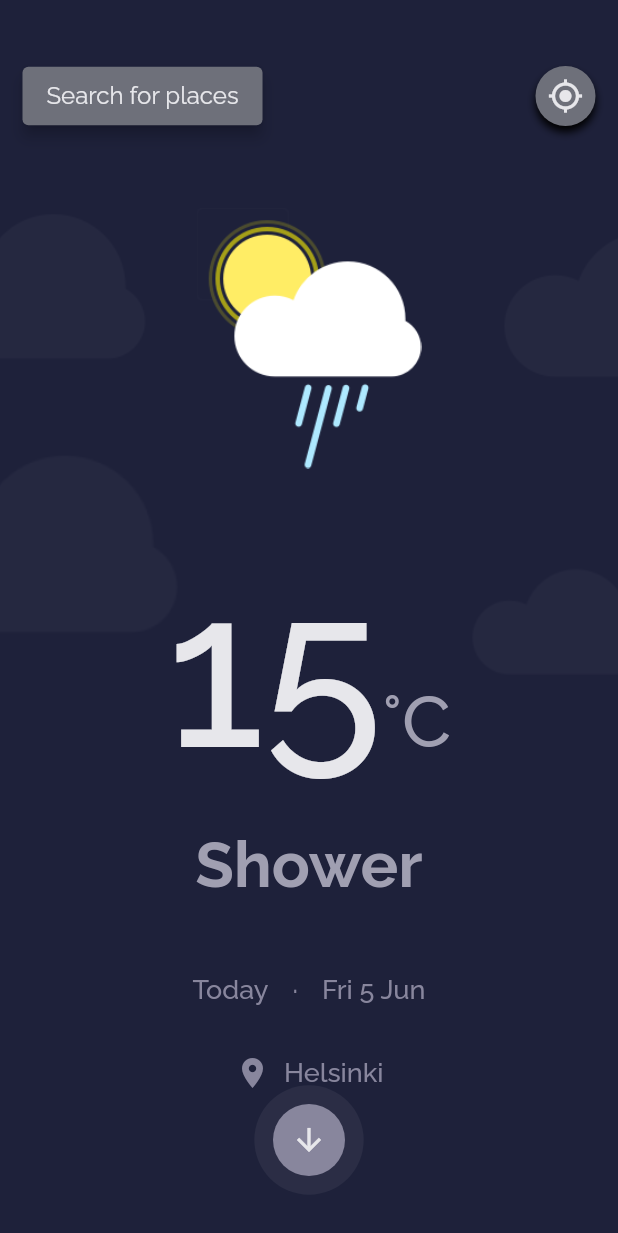
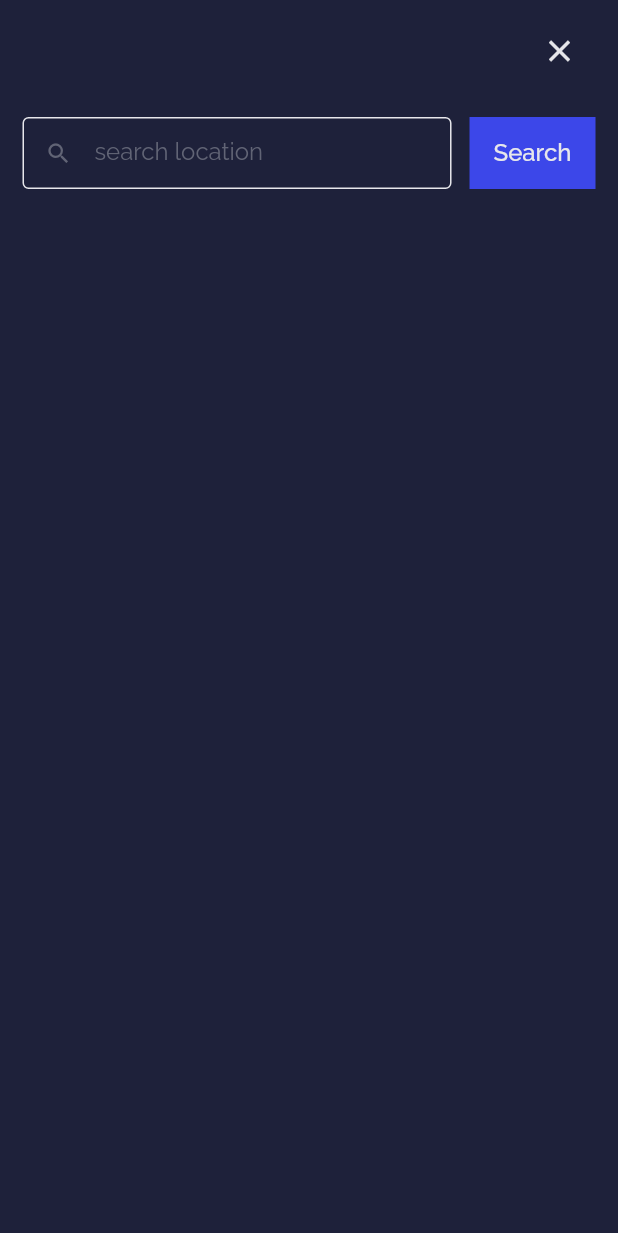
Before and after one commit to dev-tayy/weather, a Flutter app: the screen it shows after launch, after a tap on "Search for places", on a phone screen of 412 x 824 dp. Shown: the top 1233 px of the screen. Run offline on Flutter 3.47's test engine with Material 2 defaults, Android fonts, the phone set to English and light mode, and no system bars; our stand-ins replace hooks_riverpod.

Commit message:
search location screen, animate navigation

```diff
--- a/lib/core/service/navigator.dart
+++ b/lib/core/service/navigator.dart
@@ -24,11 +24,13 @@ extension NavigationService on BuildContext {
 
   popView() => Navigator.pop(this);
 
-  navigateTransparentRoute(Widget route) {
+  navigateTransparentRoute(Widget route, double dx, dy) {
     return Navigator.push(
       this,
       TransparentRoute(
         builder: (context) => route,
+        dx: dx,
+        dy: dy,
       ),
     );
   }
@@ -37,10 +39,14 @@ extension NavigationService on BuildContext {
 class TransparentRoute extends PageRoute<void> {
   TransparentRoute({
     required this.builder,
+    required this.dx,
+    required this.dy,
     RouteSettings? settings,
   }) : super(settings: settings, fullscreenDialog: false);
 
   final WidgetBuilder builder;
+
+  final double dx, dy;
 
   @override
   bool get opaque => false;
@@ -55,7 +61,7 @@ class TransparentRoute extends PageRoute<void> {
   bool get maintainState => true;
 
   @override
-  Duration get transitionDuration => const Duration(milliseconds: 350);
+  Duration get transitionDuration => const Duration(milliseconds: 500);
 
   @override
   Widget buildPage(BuildContext context, Animation<double> animation,
@@ -69,7 +75,7 @@ class TransparentRoute extends PageRoute<void> {
         child: SlideTransition(
           transformHitTests: false,
           position: Tween<Offset>(
-            begin: const Offset(0.0, 1.0),
+            begin: Offset(dx, dy),
             end: Offset.zero,
           ).animate(animation),
           child: SlideTransition(
--- a/lib/presentation/home.dart
+++ b/lib/presentation/home.dart
@@ -1,6 +1,7 @@
 import 'package:flutter/material.dart';
 import 'package:weather_app/core/service/navigator.dart';
 import 'package:weather_app/presentation/forecast.dart';
+import 'package:weather_app/presentation/search_location.dart';
 import 'package:weather_app/utils/constants.dart';
 import 'package:weather_app/utils/ripple_effect.dart';
 
@@ -40,12 +41,16 @@ class HomePage extends StatelessWidget {
                 horizontal: 15.0,
               ),
               child: Column(
+                mainAxisSize: MainAxisSize.min,
                 children: [
                   Row(
                     mainAxisAlignment: MainAxisAlignment.spaceBetween,
                     children: [
                       ElevatedButton(
-                        onPressed: () {},
+                        onPressed: () {
+                          NavigationService(context).navigateTransparentRoute(
+                              const SearchLocation(), -1.0, 0.0);
+                        },
                         style: ElevatedButton.styleFrom(
                           primary: AppColors.grey,
                           elevation: 4,
@@ -168,8 +173,8 @@ class HomePage extends StatelessWidget {
                       ),
                       child: TextButton(
                         onPressed: () {
-                          NavigationService(context)
-                              .navigateTransparentRoute(const ForecastPage());
+                          NavigationService(context).navigateTransparentRoute(
+                              const ForecastPage(), 0.0, 1.0);
                         },
                         style: TextButton.styleFrom(
                           shape: const CircleBorder(),
--- /dev/null
+++ b/lib/presentation/search_location.dart
@@ -0,0 +1,101 @@
+import 'package:flutter/material.dart';
+import 'package:weather_app/utils/constants.dart';
+
+class SearchLocation extends StatelessWidget {
+  const SearchLocation({Key? key}) : super(key: key);
+
+  @override
+  Widget build(BuildContext context) {
+    var size = MediaQuery.of(context).size;
+    return Scaffold(
+      backgroundColor: AppColors.backgroundColor,
+      body: SafeArea(
+        child: SizedBox(
+          width: size.width,
+          height: size.height,
+          child: Padding(
+            padding: const EdgeInsets.symmetric(horizontal: 15, vertical: 10),
+            child: SingleChildScrollView(
+              child: Column(
+                mainAxisSize: MainAxisSize.min,
+                children: [
+                  Row(
+                    mainAxisAlignment: MainAxisAlignment.end,
+                    children: [
+                      IconButton(
+                        icon: const Icon(
+                          Icons.close,
+                          color: AppColors.greyShade1,
+                        ),
+                        onPressed: () => Navigator.pop(context),
+                      ),
+                    ],
+                  ),
+                  const SizedBox(height: 20),
+                  Row(
+                    children: [
+                      Flexible(
+                        child: SizedBox(
+                          height: 48,
+                          child: TextFormField(
+                            enabled: true,
+                            textInputAction: TextInputAction.search,
+                            textCapitalization: TextCapitalization.words,
+                            style: const TextStyle(
+                              fontSize: 16,
+                              color: AppColors.greyShade1,
+                            ),
+                            decoration: const InputDecoration(
+                              isDense: true,
+                              prefixIcon: Icon(
+                                Icons.search,
+                                color: AppColors.darkGrey,
+                              ),
+                              hintText: 'search location',
+                              hintStyle: TextStyle(
+                                fontSize: 16,
+                                color: AppColors.darkGrey,
+                              ),
+                              enabledBorder: OutlineInputBorder(
+                                borderSide: BorderSide(
+                                  color: AppColors.greyShade1,
+                                  width: 1,
+                                ),
+                              ),
+                              focusedBorder: OutlineInputBorder(
+                                borderSide: BorderSide(
+                                  color: AppColors.greyShade1,
+                                  width: 1,
+                                ),
+                              ),
+                            ),
+                          ),
+                        ),
+                      ),
+                      const SizedBox(width: 12),
+                      SizedBox(
+                        height: 48,
+                        child: TextButton(
+                          onPressed: () {},
+                          style: TextButton.styleFrom(
+                            shape: const RoundedRectangleBorder(),
+                            backgroundColor: AppColors.blueColor,
+                            padding: const EdgeInsets.symmetric(
+                                vertical: 10, horizontal: 16),
+                          ),
+                          child: const Text('Search',
+                              style: const TextStyle(
+                                  fontSize: 16, color: AppColors.greyShade1)),
+                        ),
+                      ),
+                    ],
+                  )
+                ],
+              ),
+            ),
+          ),
+        ),
+      ),
+    );
+  }
+}
--- a/lib/utils/constants.dart
+++ b/lib/utils/constants.dart
@@ -5,6 +5,7 @@ class AppColors {
   static const Color darkBackgroundColor = Color(0xFF100E1D);
 
 
+  static const Color blueColor = Color(0xFF3C47E9);
   static const Color textBlueColor = Color(0xFFA09FB1);
   static const Color textdarkBlueColor = Color(0xFF88869D);
 
@@ -20,5 +21,6 @@ class AppColors {
 
   //Grey
   static const Color grey = Color(0xFF6E707A);
+  static const Color darkGrey = Color(0xFF616475);
   static const Color greyShade1 = Color(0xFFE7E7EB);
 }
--- a/lib/utils/ripple_effect.dart
+++ b/lib/utils/ripple_effect.dart
@@ -11,12 +11,12 @@ class RippleAnimation extends StatefulWidget {
   final Widget child;
   final Duration delay;
   final double minRadius;
-  Color color = Colors.black;
+  final Color color;
   final int ripplesCount;
   final Duration duration;
   final bool repeat;
 
-  RippleAnimation({
+  const RippleAnimation({
     Key? key,
     required this.child,
     required this.color,
```
Also changed, not shown: lib/presentation/forecast.dart (+60 -13 lines).
